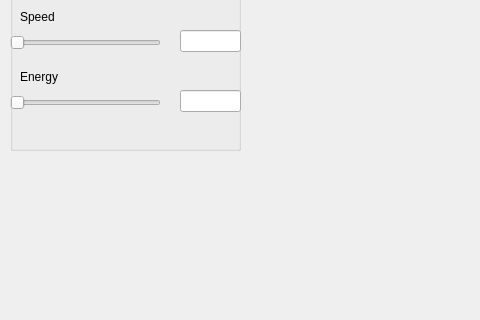
Qt form MainWindow.ui (armansito/cs123_final) before a commit; both pictures show x 0 to 480 and y 90 to 410 of the 943 by 680 pixel window.
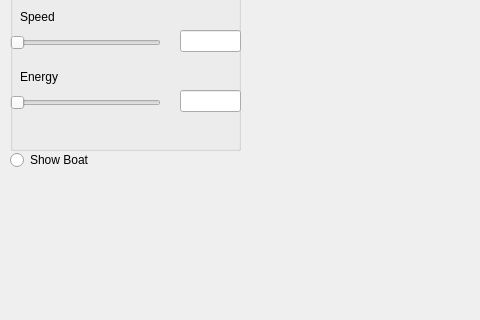
The same form after that commit. Custom widgets are drawn as their Qt base class.

Commit message: added lame boat

Patch:
```diff
--- a/MainWindow.ui
+++ b/MainWindow.ui
@@ -145,6 +145,19 @@
      </property>
     </widget>
    </widget>
+   <widget class="QRadioButton" name="boatButton">
+    <property name="geometry">
+     <rect>
+      <x>10</x>
+      <y>240</y>
+      <width>105</width>
+      <height>20</height>
+     </rect>
+    </property>
+    <property name="text">
+     <string>Show Boat</string>
+    </property>
+   </widget>
   </widget>
  </widget>
  <layoutdefault spacing="6" margin="11"/>
```
The commit also changes 11 other files.
